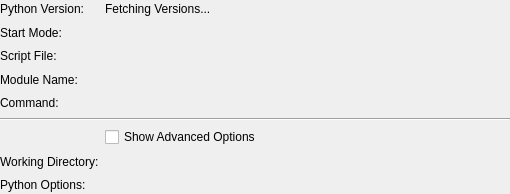
First picture: the form in src/brickv/plugin_system/plugins/red/ui/program_info_python.ui, repository Tinkerforge/brickv, before the edit.
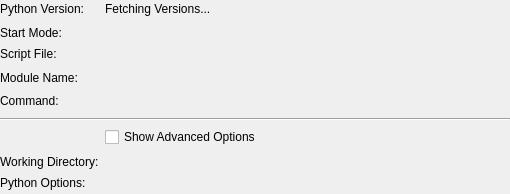
Second picture: the form after the edit.

Commit message: red-brick/pw: Python page can now edit all Python options

Patch:
```diff
--- a/src/brickv/plugin_system/plugins/red/ui/program_info_python.ui
+++ b/src/brickv/plugin_system/plugins/red/ui/program_info_python.ui
@@ -38,6 +38,9 @@
        <property name="text">
         <string>Script File:</string>
        </property>
+       <property name="alignment">
+        <set>Qt::AlignLeading|Qt::AlignLeft|Qt::AlignTop</set>
+       </property>
       </widget>
      </item>
      <item row="3" column="0">
@@ -45,6 +48,9 @@
        <property name="text">
         <string>Module Name:</string>
        </property>
+       <property name="alignment">
+        <set>Qt::AlignLeading|Qt::AlignLeft|Qt::AlignTop</set>
+       </property>
       </widget>
      </item>
      <item row="4" column="0">
@@ -52,6 +58,9 @@
        <property name="text">
         <string>Command:</string>
        </property>
+       <property name="alignment">
+        <set>Qt::AlignLeading|Qt::AlignLeft|Qt::AlignTop</set>
+       </property>
       </widget>
      </item>
      <item row="7" column="0">
@@ -164,6 +173,9 @@
        <property name="text">
         <string>Python Options:</string>
        </property>
+       <property name="alignment">
+        <set>Qt::AlignLeading|Qt::AlignLeft|Qt::AlignTop</set>
+       </property>
       </widget>
      </item>
      <item row="8" column="1">
```
Left out of the diff: 3 changed lines with no effect on the pictures. The commit also changes 7 other files.
